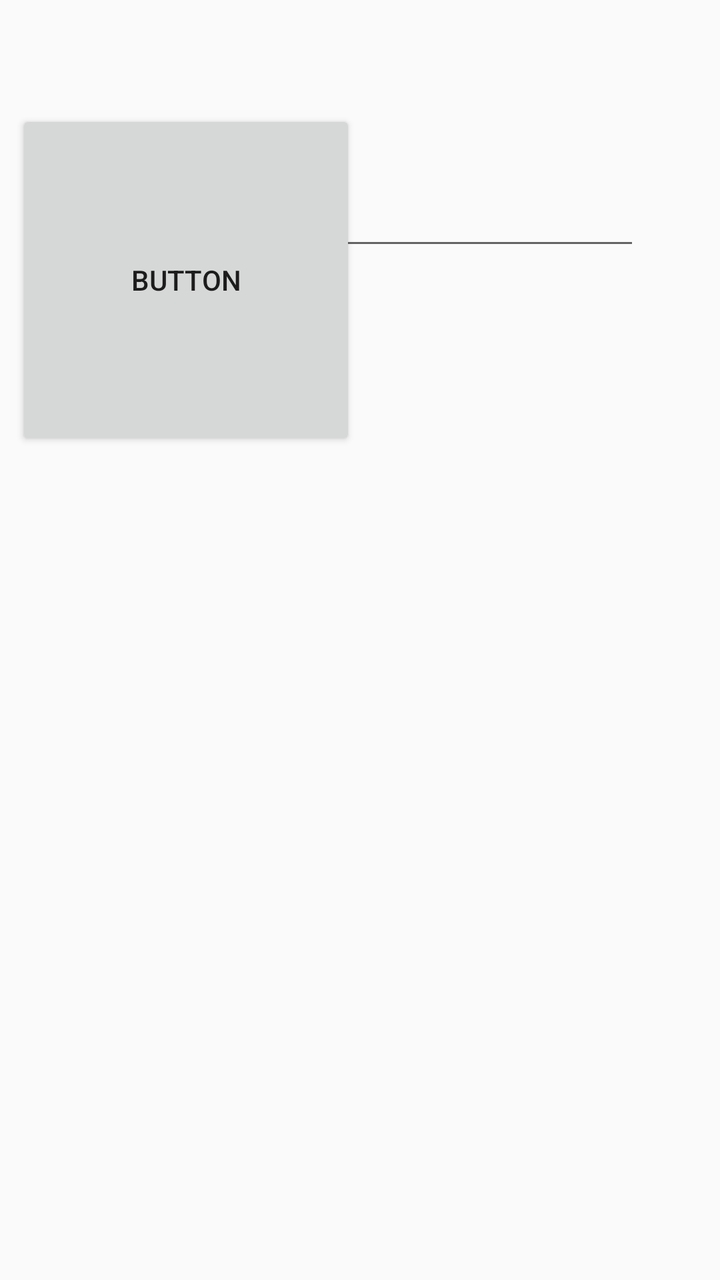
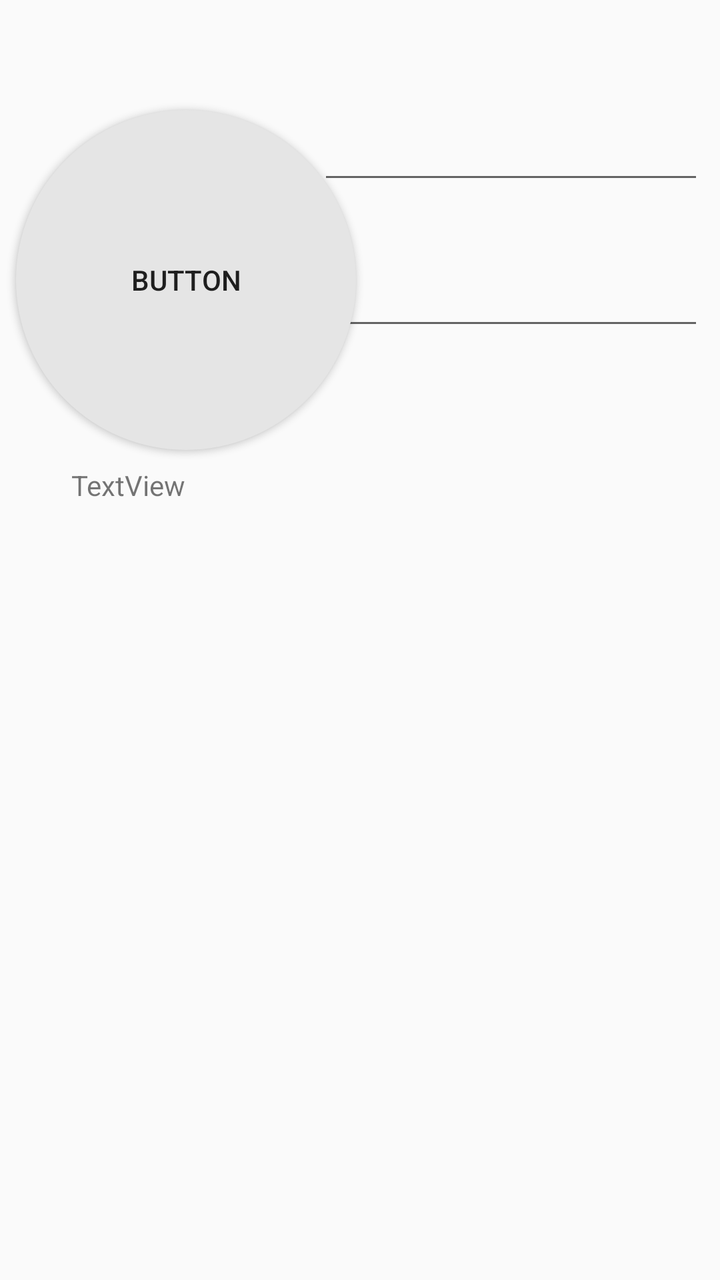

Compare the two renders of this Android layout. The source of the first and the diff that turns it into the second are given below.
<!-- AndroidManifest.xml: application theme AppTheme -->
<!-- res/layout/activity_user.xml -->
<?xml version="1.0" encoding="utf-8"?>
<androidx.constraintlayout.widget.ConstraintLayout xmlns:android="http://schemas.android.com/apk/res/android"
    xmlns:app="http://schemas.android.com/apk/res-auto"
    xmlns:tools="http://schemas.android.com/tools"
    android:layout_width="match_parent"
    android:layout_height="match_parent"
    tools:context=".UserActivity">

    <View
        android:id="@+id/view"
        android:layout_width="match_parent"
        android:layout_height="280dp"
        app:layout_constraintEnd_toEndOf="parent"
        app:layout_constraintHorizontal_bias="0.491"
        app:layout_constraintStart_toStartOf="parent"
        app:layout_constraintTop_toTopOf="parent" />

    <Button
        android:id="@+id/button2"
        android:layout_width="170dp"
        android:layout_height="170dp"
        android:layout_marginStart="8dp"
        android:layout_marginEnd="8dp"
        android:text="Button"
        app:layout_constraintBottom_toBottomOf="@+id/view"
        app:layout_constraintEnd_toStartOf="@+id/editText2"
        app:layout_constraintHorizontal_bias="0.0"
        app:layout_constraintStart_toStartOf="@+id/view"
        app:layout_constraintTop_toTopOf="@+id/view" />

    <EditText
        android:id="@+id/editText2"
        android:layout_width="177dp"
        android:layout_height="45dp"
        android:layout_marginEnd="40dp"
        android:ems="10"
        android:inputType="textPersonName"
        app:layout_constraintBottom_toBottomOf="@+id/button2"
        app:layout_constraintEnd_toEndOf="@+id/view"
        app:layout_constraintTop_toTopOf="@+id/button2"
        app:layout_constraintVertical_bias="0.241" />

    <ImageView
        android:id="@+id/imageView2"
        android:layout_width="170dp"
        android:layout_height="170dp"
        app:layout_constraintBottom_toBottomOf="@+id/button2"
        app:layout_constraintEnd_toEndOf="@+id/button2"
        app:layout_constraintStart_toStartOf="@+id/button2"
        app:layout_constraintTop_toTopOf="@+id/button2" />

</androidx.constraintlayout.widget.ConstraintLayout>
<!-- resources referenced by this layout -->
<resources>
  <style name="AppTheme" parent="Theme.AppCompat.Light.NoActionBar">
          
          <item name="colorPrimary">@color/colorPrimary</item>
          <item name="colorPrimaryDark">@color/colorPrimaryDark</item>
          <item name="colorAccent">@color/colorAccent</item>
      </style>
  <color name="colorPrimary">#008577</color>
  <color name="colorPrimaryDark">#00574B</color>
  <color name="colorAccent">#D81B60</color>
</resources>

<!-- the commit's change to res/layout/activity_user.xml (unified diff, before → after) -->
@@ -16,37 +16,93 @@
         app:layout_constraintTop_toTopOf="parent" />
 
     <Button
-        android:id="@+id/button2"
+        android:id="@+id/btn_change_photo"
         android:layout_width="170dp"
         android:layout_height="170dp"
         android:layout_marginStart="8dp"
         android:layout_marginEnd="8dp"
         android:text="Button"
         app:layout_constraintBottom_toBottomOf="@+id/view"
-        app:layout_constraintEnd_toStartOf="@+id/editText2"
+        app:layout_constraintEnd_toStartOf="@+id/edtxtUsernameUser"
         app:layout_constraintHorizontal_bias="0.0"
+        android:background="@drawable/bg_button__img_rounded"
         app:layout_constraintStart_toStartOf="@+id/view"
         app:layout_constraintTop_toTopOf="@+id/view" />
 
     <EditText
-        android:id="@+id/editText2"
-        android:layout_width="177dp"
-        android:layout_height="45dp"
-        android:layout_marginEnd="40dp"
+        android:id="@+id/edtxtUsernameUser"
+        android:layout_width="193dp"
+        android:layout_height="42dp"
+        android:layout_marginEnd="8dp"
         android:ems="10"
         android:inputType="textPersonName"
-        app:layout_constraintBottom_toBottomOf="@+id/button2"
-        app:layout_constraintEnd_toEndOf="@+id/view"
-        app:layout_constraintTop_toTopOf="@+id/button2"
-        app:layout_constraintVertical_bias="0.241" />
+        app:layout_constraintBottom_toBottomOf="@+id/btn_change_photo"
+        app:layout_constraintEnd_toEndOf="parent"
+        app:layout_constraintTop_toTopOf="@+id/btn_change_photo"
+        app:layout_constraintVertical_bias="0.0" />
 
     <ImageView
-        android:id="@+id/imageView2"
+        android:id="@+id/imageviewUser"
         android:layout_width="170dp"
         android:layout_height="170dp"
-        app:layout_constraintBottom_toBottomOf="@+id/button2"
-        app:layout_constraintEnd_toEndOf="@+id/button2"
-        app:layout_constraintStart_toStartOf="@+id/button2"
-        app:layout_constraintTop_toTopOf="@+id/button2" />
+        app:layout_constraintBottom_toBottomOf="@+id/btn_change_photo"
+        app:layout_constraintEnd_toEndOf="@+id/btn_change_photo"
+        app:layout_constraintStart_toStartOf="@+id/btn_change_photo"
+        app:layout_constraintTop_toTopOf="@+id/btn_change_photo" />
+
+    <EditText
+        android:id="@+id/edtxtNameUser"
+        android:layout_width="192dp"
+        android:layout_height="45dp"
+        android:layout_marginTop="28dp"
+        android:layout_marginEnd="8dp"
+        android:ems="10"
+        android:inputType="textPersonName"
+        app:layout_constraintEnd_toEndOf="@+id/view"
+        app:layout_constraintTop_toBottomOf="@+id/edtxtUsernameUser" />
+
+    <TextView
+        android:id="@+id/txtEmailUser"
+        android:layout_width="289dp"
+        android:layout_height="36dp"
+        android:layout_marginStart="8dp"
+        android:layout_marginTop="8dp"
+        android:layout_marginEnd="8dp"
+        android:text="TextView"
+        app:layout_constraintEnd_toEndOf="parent"
+        app:layout_constraintStart_toStartOf="parent"
+        app:layout_constraintTop_toBottomOf="@+id/imageviewUser" />
+
+    <TextView
+        android:id="@+id/txtAreaUser"
+        android:layout_width="296dp"
+        android:layout_height="41dp"
+        android:layout_marginStart="8dp"
+        android:layout_marginTop="8dp"
+        android:layout_marginEnd="8dp"
+        app:layout_constraintEnd_toEndOf="parent"
+        app:layout_constraintStart_toStartOf="parent"
+        app:layout_constraintTop_toBottomOf="@+id/view" />
+
+    <TextView
+        android:id="@+id/txtTelefoneUser"
+        android:layout_width="345dp"
+        android:layout_height="23dp"
+        android:layout_marginStart="8dp"
+        android:layout_marginTop="24dp"
+        android:layout_marginEnd="8dp"
+        app:layout_constraintEnd_toEndOf="parent"
+        app:layout_constraintStart_toStartOf="parent"
+        app:layout_constraintTop_toBottomOf="@+id/txtAreaUser" />
+
+    <TextView
+        android:id="@+id/txtCidadeUser"
+        android:layout_width="344dp"
+        android:layout_height="20dp"
+        android:layout_marginStart="8dp"
+        android:layout_marginEnd="8dp"
+        app:layout_constraintEnd_toEndOf="parent"
+        app:layout_constraintStart_toStartOf="parent"
+        app:layout_constraintTop_toBottomOf="@+id/txtTelefoneUser" />
 
 </androidx.constraintlayout.widget.ConstraintLayout>
<!-- resource entries referenced after the edit -->
@@ -1,11 +1,18 @@
 <!-- resources referenced by this layout -->
 <resources>
+  <!-- drawable bg_button__img_rounded (drawable) -->
+  <?xml version="1.0" encoding="utf-8"?>
+  <shape xmlns:android="http://schemas.android.com/apk/res/android">
+      <solid android:color="@color/white"/>
+      <corners android:radius="150dp"/>
+  </shape>
   <style name="AppTheme" parent="Theme.AppCompat.Light.NoActionBar">
           
           <item name="colorPrimary">@color/colorPrimary</item>
           <item name="colorPrimaryDark">@color/colorPrimaryDark</item>
           <item name="colorAccent">@color/colorAccent</item>
       </style>
+  <color name="white">#e5e5e5</color>
   <color name="colorPrimary">#008577</color>
   <color name="colorPrimaryDark">#00574B</color>
   <color name="colorAccent">#D81B60</color>
